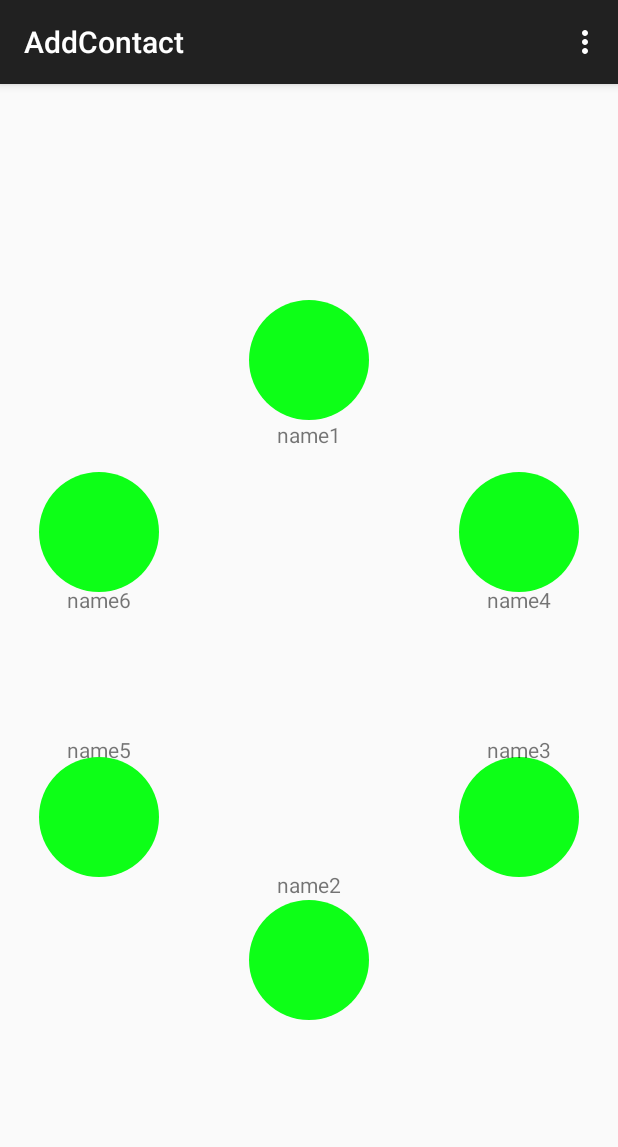
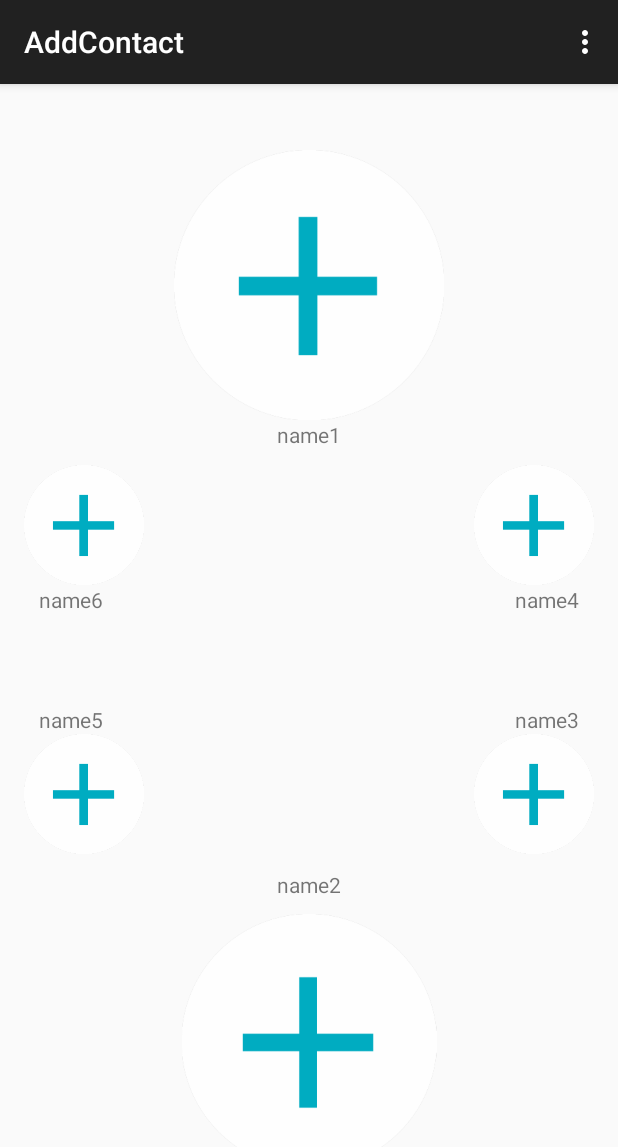
Before and after one commit to Sihui/ChimeHack2-RapePrevention, an Android app: the AddContactActivity screen opened directly, with no data from a screen before it, on a phone screen of 412 x 824 dp. Shown: the top 1147 px of the screen. Run offline under Robolectric (Android 15) with nearby library versions, the phone set to English and light mode, and no system bars; our stand-ins replace ButterKnife.

Commit message:
fix add contact bug

```diff
--- a/Rapeprevention/app/src/main/java/hackmate/rapeprevention/AddContactActivity.java
+++ b/Rapeprevention/app/src/main/java/hackmate/rapeprevention/AddContactActivity.java
@@ -60,19 +60,19 @@ public class AddContactActivity extends ActionBarActivity {
         setContentView(R.layout.activity_add_contact);
         ButterKnife.bind(this);
 
-        names.add((TextView) findViewById(R.id.invite_name1));
-        names.add((TextView) findViewById(R.id.invite_name2));
-        names.add((TextView) findViewById(R.id.invite_name3));
-        names.add((TextView) findViewById(R.id.invite_name4));
-        names.add((TextView) findViewById(R.id.invite_name5));
-        names.add((TextView) findViewById(R.id.invite_name6));
+        names.add(0,(TextView) findViewById(R.id.invite_name1));
+        names.add(1,(TextView) findViewById(R.id.invite_name2));
+        names.add(2,(TextView) findViewById(R.id.invite_name3));
+        names.add(3,(TextView) findViewById(R.id.invite_name4));
+        names.add(4,(TextView) findViewById(R.id.invite_name5));
+        names.add(5,(TextView) findViewById(R.id.invite_name6));
 
-        photos.add((ImageView) findViewById(R.id.invite_photo1));
-        photos.add((ImageView) findViewById(R.id.invite_photo2));
-        photos.add((ImageView) findViewById(R.id.invite_photo3));
-        photos.add((ImageView) findViewById(R.id.invite_photo4));
-        photos.add((ImageView) findViewById(R.id.invite_photo5));
-        photos.add((ImageView) findViewById(R.id.invite_photo6));
+        photos.add(0,(ImageView)findViewById(R.id.invite_photo1));
+        photos.add(1,(ImageView)findViewById(R.id.invite_photo2));
+        photos.add(2,(ImageView)findViewById(R.id.invite_photo3));
+        photos.add(3,(ImageView)findViewById(R.id.invite_photo4));
+        photos.add(4,(ImageView)findViewById(R.id.invite_photo5));
+        photos.add(5,(ImageView)findViewById(R.id.invite_photo6));
 
     }
 
@@ -108,51 +108,57 @@ public class AddContactActivity extends ActionBarActivity {
     }
 
     @OnClick(R.id.invite_photo1) void onGotoBtnClick1() {
-        Log.w(DEBUG_TAG, "clicked");
+        Log.w(DEBUG_TAG, "clicked1");
         Intent contactPickerIntent = new Intent(Intent.ACTION_PICK,
                 Contacts.CONTENT_URI);
         photo_id = 0;
+        Log.w(DEBUG_TAG, Integer.toString(photo_id));
         startActivityForResult(contactPickerIntent, CONTACT_PICKER_RESULT);
     }
 
     @OnClick(R.id.invite_photo2) void onGotoBtnClick2() {
-        Log.w(DEBUG_TAG, "clicked");
+        Log.w(DEBUG_TAG, "clicked2");
         Intent contactPickerIntent = new Intent(Intent.ACTION_PICK,
                 Contacts.CONTENT_URI);
         photo_id = 1;
+        Log.w(DEBUG_TAG, Integer.toString(photo_id));
         startActivityForResult(contactPickerIntent, CONTACT_PICKER_RESULT);
     }
 
     @OnClick(R.id.invite_photo3) void onGotoBtnClick3() {
-        Log.w(DEBUG_TAG, "clicked");
+        Log.w(DEBUG_TAG, "clicked3");
         Intent contactPickerIntent = new Intent(Intent.ACTION_PICK,
                 Contacts.CONTENT_URI);
         photo_id = 2;
+        Log.w(DEBUG_TAG, Integer.toString(photo_id));
         startActivityForResult(contactPickerIntent, CONTACT_PICKER_RESULT);
     }
 
     @OnClick(R.id.invite_photo4) void onGotoBtnClick4() {
-        Log.w(DEBUG_TAG, "clicked");
+        Log.w(DEBUG_TAG, "clicked4");
         Intent contactPickerIntent = new Intent(Intent.ACTION_PICK,
                 Contacts.CONTENT_URI);
+
         photo_id = 3;
-        contactPickerIntent.putExtra("photo_id", 4);
+        Log.w(DEBUG_TAG, Integer.toString(photo_id));
         startActivityForResult(contactPickerIntent, CONTACT_PICKER_RESULT);
     }
 
     @OnClick(R.id.invite_photo5) void onGotoBtnClick5() {
-        Log.w(DEBUG_TAG, "clicked");
+        Log.w(DEBUG_TAG, "clicked5");
         Intent contactPickerIntent = new Intent(Intent.ACTION_PICK,
                 Contacts.CONTENT_URI);
         photo_id = 4;
+        Log.w(DEBUG_TAG, Integer.toString(photo_id));
         startActivityForResult(contactPickerIntent, CONTACT_PICKER_RESULT);
     }
 
     @OnClick(R.id.invite_photo6) void onGotoBtnClick6() {
-        Log.w(DEBUG_TAG, "clicked");
+        Log.w(DEBUG_TAG, "clicked6");
         Intent contactPickerIntent = new Intent(Intent.ACTION_PICK,
                 Contacts.CONTENT_URI);
         photo_id = 5;
+        Log.w(DEBUG_TAG, Integer.toString(photo_id));
         startActivityForResult(contactPickerIntent, CONTACT_PICKER_RESULT);
     }
 
@@ -207,10 +213,11 @@ public class AddContactActivity extends ActionBarActivity {
                         InputStream input = ContactsContract.Contacts.openContactPhotoInputStream(getContentResolver(), photoUri);
 
                         photoBm = BitmapFactory.decodeStream(input);
-                        ImageView myImageView = photos.get(photo_id-1);
+                        ImageView myImageView = photos.get(photo_id);
 
                         myImageView.setImageBitmap(getCircleBitmap(photoBm));
                         Log.w(DEBUG_TAG, "picture!");
+                        Log.w(DEBUG_TAG, Integer.toString(photo_id));
 
                         contactsInfo.add(new ContactInfo(name, myImageView, phone));
 
@@ -218,14 +225,14 @@ public class AddContactActivity extends ActionBarActivity {
                         Log.e(DEBUG_TAG, "Failed to get phone data", e);
                     } finally {
 
-                        TextView nameEntry = names.get(photo_id-1);
+                        TextView nameEntry = names.get(photo_id);
                         Log.w(DEBUG_TAG, phone);
                         nameEntry.setText(name);
                         if (phone.length() == 0) {
                             Toast.makeText(this, "No phone number found for contact.",
                                     Toast.LENGTH_LONG).show();
                         }
-
+                        photo_id = -1;
 
                     }
 
@@ -239,13 +246,13 @@ public class AddContactActivity extends ActionBarActivity {
 
 
     private Bitmap getCircleBitmap(Bitmap bitmap) {
-        final Bitmap output = Bitmap.createBitmap(bitmap.getWidth()*2,
-                bitmap.getHeight()*2, Bitmap.Config.ARGB_8888);
+        final Bitmap output = Bitmap.createBitmap(bitmap.getWidth(),
+                bitmap.getHeight(), Bitmap.Config.ARGB_8888);
         final Canvas canvas = new Canvas(output);
 
         final int color = Color.RED;
         final Paint paint = new Paint();
-        final Rect rect = new Rect(0, 0, bitmap.getWidth()*2, bitmap.getHeight()*2);
+        final Rect rect = new Rect(0, 0, bitmap.getWidth(), bitmap.getHeight());
         final RectF rectF = new RectF(rect);
 
         paint.setAntiAlias(true);
--- a/Rapeprevention/app/src/main/res/layout/activity_add_contact.xml
+++ b/Rapeprevention/app/src/main/res/layout/activity_add_contact.xml
@@ -8,9 +8,9 @@
 
 
     <ImageView
-        android:layout_width="wrap_content"
-        android:layout_height="wrap_content"
-        android:src="@drawable/circle_green"
+        android:layout_width="180dp"
+        android:layout_height="180dp"
+        android:src="@drawable/add_contact"
         android:id="@+id/invite_photo1"
         android:layout_above="@+id/invite_name1"
         android:layout_centerHorizontal="true"
@@ -24,13 +24,14 @@
         android:text="name1"/>
 
     <ImageView
-        android:layout_width="wrap_content"
-        android:layout_height="wrap_content"
-        android:src="@drawable/circle_green"
+        android:layout_width="180dp"
+        android:layout_height="180dp"
+        android:src="@drawable/add_contact"
         android:id="@+id/invite_photo2"
         android:layout_centerInParent="true"
         android:layout_centerHorizontal="true"
-        android:paddingTop="400dp"
+        android:layout_below="@+id/invite_name2"
+    android:paddingTop="10dp"
         />
 
     <TextView
@@ -42,14 +43,12 @@
         android:text="name2"/>
 
     <ImageView
-        android:layout_width="wrap_content"
-        android:layout_height="wrap_content"
-        android:src="@drawable/circle_green"
+        android:layout_width="80dp"
+        android:layout_height="80dp"
+        android:src="@drawable/add_contact"
+        android:layout_alignParentRight="true"
         android:id="@+id/invite_photo3"
-        android:layout_centerInParent="true"
-        android:layout_centerHorizontal="true"
-        android:paddingTop="210dp"
-        android:paddingLeft="280dp"
+        android:layout_below="@+id/invite_name3"
         />
 
     <TextView
@@ -57,28 +56,28 @@
         android:layout_width="wrap_content"
         android:layout_height="wrap_content"
         android:text="name3"
+        android:layout_alignParentRight="true"
         android:layout_centerInParent="true"
-        android:paddingTop="120dp"
-        android:paddingLeft="280dp"/>
+        android:layout_marginRight="10dp"
+        android:paddingTop="80dp"/>
 
     <TextView
         android:id="@+id/invite_name4"
         android:layout_width="wrap_content"
         android:layout_height="wrap_content"
         android:text="name4"
+        android:layout_alignParentRight="true"
         android:layout_centerInParent="true"
-        android:paddingBottom="80dp"
-        android:paddingLeft="280dp"/>
+        android:layout_marginRight="10dp"
+        android:paddingBottom="80dp"/>
 
     <ImageView
-        android:layout_width="wrap_content"
-        android:layout_height="wrap_content"
-        android:src="@drawable/circle_green"
+        android:layout_width="80dp"
+        android:layout_height="80dp"
+        android:src="@drawable/add_contact"
+        android:layout_alignParentRight="true"
         android:id="@+id/invite_photo4"
-        android:layout_centerInParent="true"
-        android:layout_centerHorizontal="true"
-        android:paddingBottom="170dp"
-        android:paddingLeft="280dp"
+        android:layout_above="@+id/invite_name3"
         />
 
     <TextView
@@ -86,19 +85,17 @@
         android:layout_width="wrap_content"
         android:layout_height="wrap_content"
         android:text="name5"
+        android:layout_alignParentLeft="true"
         android:layout_centerInParent="true"
-        android:paddingTop="120dp"
-        android:paddingRight="280dp"/>
+        android:layout_marginLeft="10dp"
+        android:paddingTop="80dp"/>
 
     <ImageView
-        android:layout_width="wrap_content"
-        android:layout_height="wrap_content"
-        android:src="@drawable/circle_green"
+        android:layout_width="80dp"
+        android:layout_height="80dp"
+        android:src="@drawable/add_contact"
         android:id="@+id/invite_photo5"
-        android:layout_centerInParent="true"
-        android:layout_centerHorizontal="true"
-        android:paddingTop="210dp"
-        android:paddingRight="280dp"
+        android:layout_below="@+id/invite_name5"
         />
 
     <TextView
@@ -106,19 +103,19 @@
         android:layout_width="wrap_content"
         android:layout_height="wrap_content"
         android:text="name6"
+        android:layout_alignParentLeft="true"
         android:layout_centerInParent="true"
+        android:layout_marginLeft="10dp"
         android:paddingBottom="80dp"
-        android:paddingRight="280dp"/>
+    />
+
 
     <ImageView
-        android:layout_width="wrap_content"
-        android:layout_height="wrap_content"
-        android:src="@drawable/circle_green"
+        android:layout_width="80dp"
+        android:layout_height="80dp"
+        android:src="@drawable/add_contact"
         android:id="@+id/invite_photo6"
-        android:layout_centerInParent="true"
-        android:layout_centerHorizontal="true"
-        android:paddingBottom="170dp"
-        android:paddingRight="280dp"
+        android:layout_above="@+id/invite_name6"
         />
 
     <!--<ImageButton-->
```
Also changed, not shown: Rapeprevention/app/src/main/res/drawable/add_contact.png (added), 1 other file.
